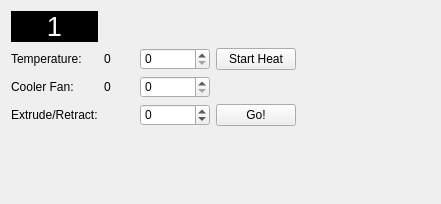
Old version of the form widgets/extruderitem.ui in the repository KDE/brprint3d.
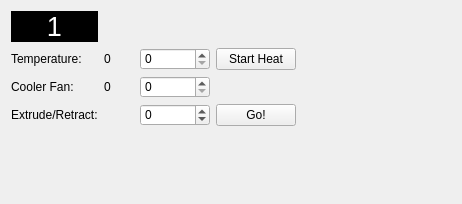
New version of the form. Icons and pictures are not drawn.

Commit message:
Set Flag
Set button checkable

```diff
--- a/widgets/extruderitem.ui
+++ b/widgets/extruderitem.ui
@@ -6,7 +6,7 @@
    <rect>
     <x>0</x>
     <y>0</y>
-    <width>441</width>
+    <width>462</width>
     <height>204</height>
    </rect>
   </property>
```
Left out of the diff: 3 changed lines with no effect on the pictures.
